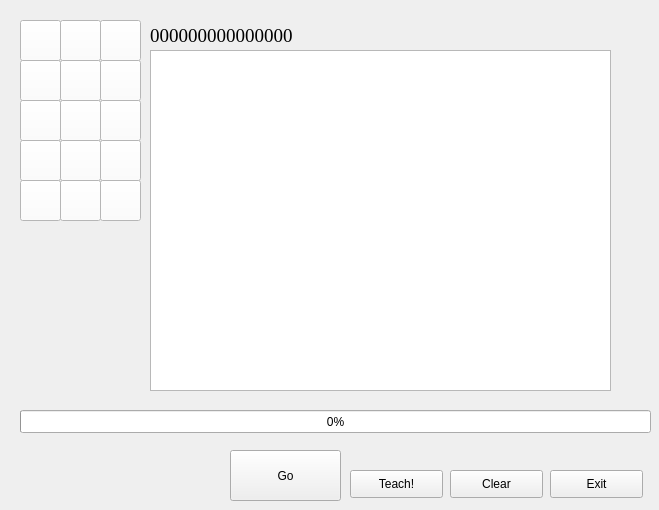
Above: ui.ui from seara2k/HSE-PROJECT-simple-neural-network before the change. Below: the same form after it.
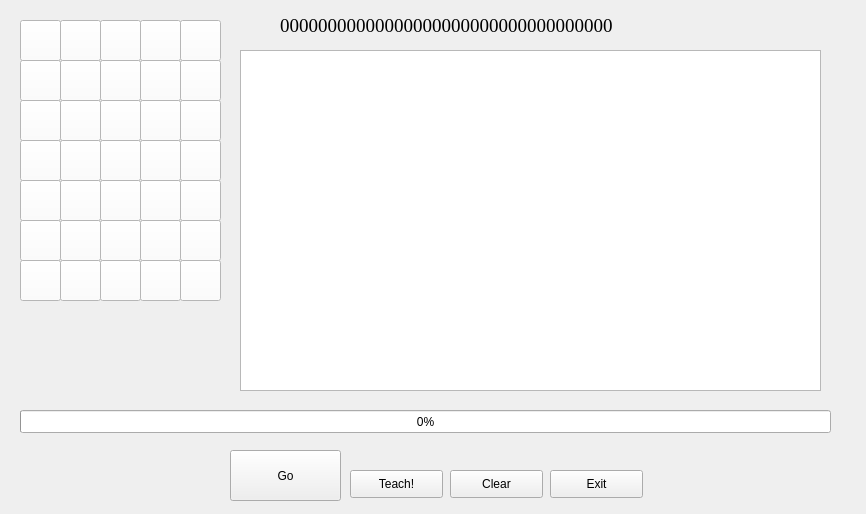
That is the form after the change. Icons and pictures are not drawn.

```diff
--- a/ui.ui
+++ b/ui.ui
@@ -6,8 +6,8 @@
    <rect>
     <x>0</x>
     <y>0</y>
-    <width>659</width>
-    <height>510</height>
+    <width>866</width>
+    <height>514</height>
    </rect>
   </property>
   <property name="windowTitle">
@@ -115,8 +115,8 @@
   <widget class="QPushButton" name="pushButton4">
    <property name="geometry">
     <rect>
-     <x>20</x>
-     <y>60</y>
+     <x>140</x>
+     <y>20</y>
      <width>41</width>
      <height>41</height>
     </rect>
@@ -145,8 +145,8 @@
   <widget class="QPushButton" name="pushButton5">
    <property name="geometry">
     <rect>
-     <x>60</x>
-     <y>60</y>
+     <x>180</x>
+     <y>20</y>
      <width>41</width>
      <height>41</height>
     </rect>
@@ -175,7 +175,7 @@
   <widget class="QPushButton" name="pushButton6">
    <property name="geometry">
     <rect>
-     <x>100</x>
+     <x>20</x>
      <y>60</y>
      <width>41</width>
      <height>41</height>
@@ -205,8 +205,8 @@
   <widget class="QPushButton" name="pushButton7">
    <property name="geometry">
     <rect>
-     <x>20</x>
-     <y>100</y>
+     <x>60</x>
+     <y>60</y>
      <width>41</width>
      <height>41</height>
     </rect>
@@ -235,8 +235,8 @@
   <widget class="QPushButton" name="pushButton8">
    <property name="geometry">
     <rect>
-     <x>60</x>
-     <y>100</y>
+     <x>100</x>
+     <y>60</y>
      <width>41</width>
      <height>41</height>
     </rect>
@@ -265,8 +265,8 @@
   <widget class="QPushButton" name="pushButton9">
    <property name="geometry">
     <rect>
-     <x>100</x>
-     <y>100</y>
+     <x>140</x>
+     <y>60</y>
      <width>41</width>
      <height>41</height>
     </rect>
@@ -295,8 +295,8 @@
   <widget class="QPushButton" name="pushButton10">
    <property name="geometry">
     <rect>
-     <x>20</x>
-     <y>140</y>
+     <x>180</x>
+     <y>60</y>
      <width>41</width>
      <height>41</height>
     </rect>
@@ -325,8 +325,8 @@
   <widget class="QPushButton" name="pushButton11">
    <property name="geometry">
     <rect>
-     <x>60</x>
-     <y>140</y>
+     <x>20</x>
+     <y>100</y>
      <width>41</width>
      <height>41</height>
     </rect>
@@ -355,8 +355,8 @@
   <widget class="QPushButton" name="pushButton12">
    <property name="geometry">
     <rect>
-     <x>100</x>
-     <y>140</y>
+     <x>60</x>
+     <y>100</y>
      <width>41</width>
      <height>41</height>
     </rect>
@@ -385,8 +385,8 @@
   <widget class="QPushButton" name="pushButton13">
    <property name="geometry">
     <rect>
-     <x>20</x>
-     <y>180</y>
+     <x>100</x>
+     <y>100</y>
      <width>41</width>
      <height>41</height>
     </rect>
@@ -415,8 +415,8 @@
   <widget class="QPushButton" name="pushButton14">
    <property name="geometry">
     <rect>
-     <x>60</x>
-     <y>180</y>
+     <x>140</x>
+     <y>100</y>
      <width>41</width>
      <height>41</height>
     </rect>
@@ -445,8 +445,8 @@
   <widget class="QPushButton" name="pushButton15">
    <property name="geometry">
     <rect>
-     <x>100</x>
-     <y>180</y>
+     <x>180</x>
+     <y>100</y>
      <width>41</width>
      <height>41</height>
     </rect>
@@ -488,9 +488,9 @@
   <widget class="QLabel" name="labelresult">
    <property name="geometry">
     <rect>
-     <x>150</x>
-     <y>20</y>
-     <width>171</width>
+     <x>280</x>
+     <y>10</y>
+     <width>471</width>
      <height>31</height>
     </rect>
    </property>
@@ -501,16 +501,16 @@
     </font>
    </property>
    <property name="text">
-    <string>000000000000000</string>
+    <string>00000000000000000000000000000000000</string>
    </property>
   </widget>
   <widget class="QLabel" name="label">
    <property name="geometry">
     <rect>
-     <x>30</x>
-     <y>240</y>
+     <x>50</x>
+     <y>450</y>
      <width>101</width>
-     <height>131</height>
+     <height>51</height>
     </rect>
    </property>
    <property name="font">
@@ -527,7 +527,7 @@
     <rect>
      <x>20</x>
      <y>410</y>
-     <width>631</width>
+     <width>811</width>
      <height>23</height>
     </rect>
    </property>
@@ -577,9 +577,9 @@
   <widget class="QTextEdit" name="console">
    <property name="geometry">
     <rect>
-     <x>150</x>
+     <x>240</x>
      <y>50</y>
-     <width>461</width>
+     <width>581</width>
      <height>341</height>
     </rect>
    </property>
@@ -596,6 +596,606 @@
     <bool>true</bool>
    </property>
   </widget>
+  <widget class="QPushButton" name="pushButton16">
+   <property name="geometry">
+    <rect>
+     <x>20</x>
+     <y>140</y>
+     <width>41</width>
+     <height>41</height>
+    </rect>
+   </property>
+   <property name="styleSheet">
+    <string notr="true">QPushButton{
+	background-color:white;
+}
+QPushButton:checked{
+	background-color:black;
+}</string>
+   </property>
+   <property name="text">
+    <string/>
+   </property>
+   <property name="checkable">
+    <bool>true</bool>
+   </property>
+   <property name="autoExclusive">
+    <bool>false</bool>
+   </property>
+   <property name="autoDefault">
+    <bool>false</bool>
+   </property>
+  </widget>
+  <widget class="QPushButton" name="pushButton17">
+   <property name="geometry">
+    <rect>
+     <x>60</x>
+     <y>140</y>
+     <width>41</width>
+     <height>41</height>
+    </rect>
+   </property>
+   <property name="styleSheet">
+    <string notr="true">QPushButton{
+	background-color:white;
+}
+QPushButton:checked{
+	background-color:black;
+}</string>
+   </property>
+   <property name="text">
+    <string/>
+   </property>
+   <property name="checkable">
+    <bool>true</bool>
+   </property>
+   <property name="autoExclusive">
+    <bool>false</bool>
+   </property>
+   <property name="autoDefault">
+    <bool>false</bool>
+   </property>
+  </widget>
+  <widget class="QPushButton" name="pushButton18">
+   <property name="geometry">
+    <rect>
+     <x>100</x>
+     <y>140</y>
+     <width>41</width>
+     <height>41</height>
+    </rect>
+   </property>
+   <property name="styleSheet">
+    <string notr="true">QPushButton{
+	background-color:white;
+}
+QPushButton:checked{
+	background-color:black;
+}</string>
+   </property>
+   <property name="text">
+    <string/>
+   </property>
+   <property name="checkable">
+    <bool>true</bool>
+   </property>
+   <property name="autoExclusive">
+    <bool>false</bool>
+   </property>
+   <property name="autoDefault">
+    <bool>false</bool>
+   </property>
+  </widget>
+  <widget class="QPushButton" name="pushButton19">
+   <property name="geometry">
+    <rect>
+     <x>140</x>
+     <y>140</y>
+     <width>41</width>
+     <height>41</height>
+    </rect>
+   </property>
+   <property name="styleSheet">
+    <string notr="true">QPushButton{
+	background-color:white;
+}
+QPushButton:checked{
+	background-color:black;
+}</string>
+   </property>
+   <property name="text">
+    <string/>
+   </property>
+   <property name="checkable">
+    <bool>true</bool>
+   </property>
+   <property name="autoExclusive">
+    <bool>false</bool>
+   </property>
+   <property name="autoDefault">
+    <bool>false</bool>
+   </property>
+  </widget>
+  <widget class="QPushButton" name="pushButton20">
+   <property name="geometry">
+    <rect>
+     <x>180</x>
+     <y>140</y>
+     <width>41</width>
+     <height>41</height>
+    </rect>
+   </property>
+   <property name="styleSheet">
+    <string notr="true">QPushButton{
+	background-color:white;
+}
+QPushButton:checked{
+	background-color:black;
+}</string>
+   </property>
+   <property name="text">
+    <string/>
+   </property>
+   <property name="checkable">
+    <bool>true</bool>
+   </property>
+   <property name="autoExclusive">
+    <bool>false</bool>
+   </property>
+   <property name="autoDefault">
+    <bool>false</bool>
+   </property>
+  </widget>
+  <widget class="QPushButton" name="pushButton21">
+   <property name="geometry">
+    <rect>
+     <x>20</x>
+     <y>180</y>
+     <width>41</width>
+     <height>41</height>
+    </rect>
+   </property>
+   <property name="styleSheet">
+    <string notr="true">QPushButton{
+	background-color:white;
+}
+QPushButton:checked{
+	background-color:black;
+}</string>
+   </property>
+   <property name="text">
+    <string/>
+   </property>
+   <property name="checkable">
+    <bool>true</bool>
+   </property>
+   <property name="autoExclusive">
+    <bool>false</bool>
+   </property>
+   <property name="autoDefault">
+    <bool>false</bool>
+   </property>
+  </widget>
+  <widget class="QPushButton" name="pushButton22">
+   <property name="geometry">
+    <rect>
+     <x>60</x>
+     <y>180</y>
+     <width>41</width>
+     <height>41</height>
+    </rect>
+   </property>
+   <property name="styleSheet">
+    <string notr="true">QPushButton{
+	background-color:white;
+}
+QPushButton:checked{
+	background-color:black;
+}</string>
+   </property>
+   <property name="text">
+    <string/>
+   </property>
+   <property name="checkable">
+    <bool>true</bool>
+   </property>
+   <property name="autoExclusive">
+    <bool>false</bool>
+   </property>
+   <property name="autoDefault">
+    <bool>false</bool>
+   </property>
+  </widget>
+  <widget class="QPushButton" name="pushButton23">
+   <property name="geometry">
+    <rect>
+     <x>100</x>
+     <y>180</y>
+     <width>41</width>
+     <height>41</height>
+    </rect>
+   </property>
+   <property name="styleSheet">
+    <string notr="true">QPushButton{
+	background-color:white;
+}
+QPushButton:checked{
+	background-color:black;
+}</string>
+   </property>
+   <property name="text">
+    <string/>
+   </property>
+   <property name="checkable">
+    <bool>true</bool>
+   </property>
+   <property name="autoExclusive">
+    <bool>false</bool>
+   </property>
+   <property name="autoDefault">
+    <bool>false</bool>
+   </property>
+  </widget>
+  <widget class="QPushButton" name="pushButton24">
+   <property name="geometry">
+    <rect>
+     <x>140</x>
+     <y>180</y>
+     <width>41</width>
+     <height>41</height>
+    </rect>
+   </property>
+   <property name="styleSheet">
+    <string notr="true">QPushButton{
+	background-color:white;
+}
+QPushButton:checked{
+	background-color:black;
+}</string>
+   </property>
+   <property name="text">
+    <string/>
+   </property>
+   <property name="checkable">
+    <bool>true</bool>
+   </property>
+   <property name="autoExclusive">
+    <bool>false</bool>
+   </property>
+   <property name="autoDefault">
+    <bool>false</bool>
+   </property>
+  </widget>
+  <widget class="QPushButton" name="pushButton25">
+   <property name="geometry">
+    <rect>
+     <x>180</x>
+     <y>180</y>
+     <width>41</width>
+     <height>41</height>
+    </rect>
+   </property>
+   <property name="styleSheet">
+    <string notr="true">QPushButton{
+	background-color:white;
+}
+QPushButton:checked{
+	background-color:black;
+}</string>
+   </property>
+   <property name="text">
+    <string/>
+   </property>
+   <property name="checkable">
+    <bool>true</bool>
+   </property>
+   <property name="autoExclusive">
+    <bool>false</bool>
+   </property>
+   <property name="autoDefault">
+    <bool>false</bool>
+   </property>
+  </widget>
+  <widget class="QPushButton" name="pushButton26">
+   <property name="geometry">
+    <rect>
+     <x>20</x>
+     <y>220</y>
+     <width>41</width>
+     <height>41</height>
+    </rect>
+   </property>
+   <property name="styleSheet">
+    <string notr="true">QPushButton{
+	background-color:white;
+}
+QPushButton:checked{
+	background-color:black;
+}</string>
+   </property>
+   <property name="text">
+    <string/>
+   </property>
+   <property name="checkable">
+    <bool>true</bool>
+   </property>
+   <property name="autoExclusive">
+    <bool>false</bool>
+   </property>
+   <property name="autoDefault">
+    <bool>false</bool>
+   </property>
+  </widget>
+  <widget class="QPushButton" name="pushButton27">
+   <property name="geometry">
+    <rect>
+     <x>60</x>
+     <y>220</y>
+     <width>41</width>
+     <height>41</height>
+    </rect>
+   </property>
+   <property name="styleSheet">
+    <string notr="true">QPushButton{
+	background-color:white;
+}
+QPushButton:checked{
+	background-color:black;
+}</string>
+   </property>
+   <property name="text">
+    <string/>
+   </property>
+   <property name="checkable">
+    <bool>true</bool>
+   </property>
+   <property name="autoExclusive">
+    <bool>false</bool>
+   </property>
+   <property name="autoDefault">
+    <bool>false</bool>
+   </property>
+  </widget>
+  <widget class="QPushButton" name="pushButton28">
+   <property name="geometry">
+    <rect>
+     <x>100</x>
+     <y>220</y>
+     <width>41</width>
+     <height>41</height>
+    </rect>
+   </property>
+   <property name="styleSheet">
+    <string notr="true">QPushButton{
+	background-color:white;
+}
+QPushButton:checked{
+	background-color:black;
+}</string>
+   </property>
+   <property name="text">
+    <string/>
+   </property>
+   <property name="checkable">
+    <bool>true</bool>
+   </property>
+   <property name="autoExclusive">
+    <bool>false</bool>
+   </property>
+   <property name="autoDefault">
+    <bool>false</bool>
+   </property>
+  </widget>
+  <widget class="QPushButton" name="pushButton29">
+   <property name="geometry">
+    <rect>
+     <x>140</x>
+     <y>220</y>
+     <width>41</width>
+     <height>41</height>
+    </rect>
+   </property>
+   <property name="styleSheet">
+    <string notr="true">QPushButton{
+	background-color:white;
+}
+QPushButton:checked{
+	background-color:black;
+}</string>
+   </property>
+   <property name="text">
+    <string/>
+   </property>
+   <property name="checkable">
+    <bool>true</bool>
+   </property>
+   <property name="autoExclusive">
+    <bool>false</bool>
+   </property>
+   <property name="autoDefault">
+    <bool>false</bool>
+   </property>
+  </widget>
+  <widget class="QPushButton" name="pushButton30">
+   <property name="geometry">
+    <rect>
+     <x>180</x>
+     <y>220</y>
+     <width>41</width>
+     <height>41</height>
+    </rect>
+   </property>
+   <property name="styleSheet">
+    <string notr="true">QPushButton{
+	background-color:white;
+}
+QPushButton:checked{
+	background-color:black;
+}</string>
+   </property>
+   <property name="text">
+    <string/>
+   </property>
+   <property name="checkable">
+    <bool>true</bool>
+   </property>
+   <property name="autoExclusive">
+    <bool>false</bool>
+   </property>
+   <property name="autoDefault">
+    <bool>false</bool>
+   </property>
+  </widget>
+  <widget class="QPushButton" name="pushButton31">
+   <property name="geometry">
+    <rect>
+     <x>20</x>
+     <y>260</y>
+     <width>41</width>
+     <height>41</height>
+    </rect>
+   </property>
+   <property name="styleSheet">
+    <string notr="true">QPushButton{
+	background-color:white;
+}
+QPushButton:checked{
+	background-color:black;
+}</string>
+   </property>
+   <property name="text">
+    <string/>
+   </property>
+   <property name="checkable">
+    <bool>true</bool>
+   </property>
+   <property name="autoExclusive">
+    <bool>false</bool>
+   </property>
+   <property name="autoDefault">
+    <bool>false</bool>
+   </property>
+  </widget>
+  <widget class="QPushButton" name="pushButton32">
+   <property name="geometry">
+    <rect>
+     <x>60</x>
+     <y>260</y>
+     <width>41</width>
+     <height>41</height>
+    </rect>
+   </property>
+   <property name="styleSheet">
+    <string notr="true">QPushButton{
+	background-color:white;
+}
+QPushButton:checked{
+	background-color:black;
+}</string>
+   </property>
+   <property name="text">
+    <string/>
+   </property>
+   <property name="checkable">
+    <bool>true</bool>
+   </property>
+   <property name="autoExclusive">
+    <bool>false</bool>
+   </property>
+   <property name="autoDefault">
+    <bool>false</bool>
+   </property>
+  </widget>
+  <widget class="QPushButton" name="pushButton33">
+   <property name="geometry">
+    <rect>
+     <x>100</x>
+     <y>260</y>
+     <width>41</width>
+     <height>41</height>
+    </rect>
+   </property>
+   <property name="styleSheet">
+    <string notr="true">QPushButton{
+	background-color:white;
+}
+QPushButton:checked{
+	background-color:black;
+}</string>
+   </property>
+   <property name="text">
+    <string/>
+   </property>
+   <property name="checkable">
+    <bool>true</bool>
+   </property>
+   <property name="autoExclusive">
+    <bool>false</bool>
+   </property>
+   <property name="autoDefault">
+    <bool>false</bool>
+   </property>
+  </widget>
+  <widget class="QPushButton" name="pushButton34">
+   <property name="geometry">
+    <rect>
+     <x>140</x>
+     <y>260</y>
+     <width>41</width>
+     <height>41</height>
+    </rect>
+   </property>
+   <property name="styleSheet">
+    <string notr="true">QPushButton{
+	background-color:white;
+}
+QPushButton:checked{
+	background-color:black;
+}</string>
+   </property>
+   <property name="text">
+    <string/>
+   </property>
+   <property name="checkable">
+    <bool>true</bool>
+   </property>
+   <property name="autoExclusive">
+    <bool>false</bool>
+   </property>
+   <property name="autoDefault">
+    <bool>false</bool>
+   </property>
+  </widget>
+  <widget class="QPushButton" name="pushButton35">
+   <property name="geometry">
+    <rect>
+     <x>180</x>
+     <y>260</y>
+     <width>41</width>
+     <height>41</height>
+    </rect>
+   </property>
+   <property name="styleSheet">
+    <string notr="true">QPushButton{
+	background-color:white;
+}
+QPushButton:checked{
+	background-color:black;
+}</string>
+   </property>
+   <property name="text">
+    <string/>
+   </property>
+   <property name="checkable">
+    <bool>true</bool>
+   </property>
+   <property name="autoExclusive">
+    <bool>false</bool>
+   </property>
+   <property name="autoDefault">
+    <bool>false</bool>
+   </property>
+  </widget>
  </widget>
  <resources/>
  <connections/>
```
